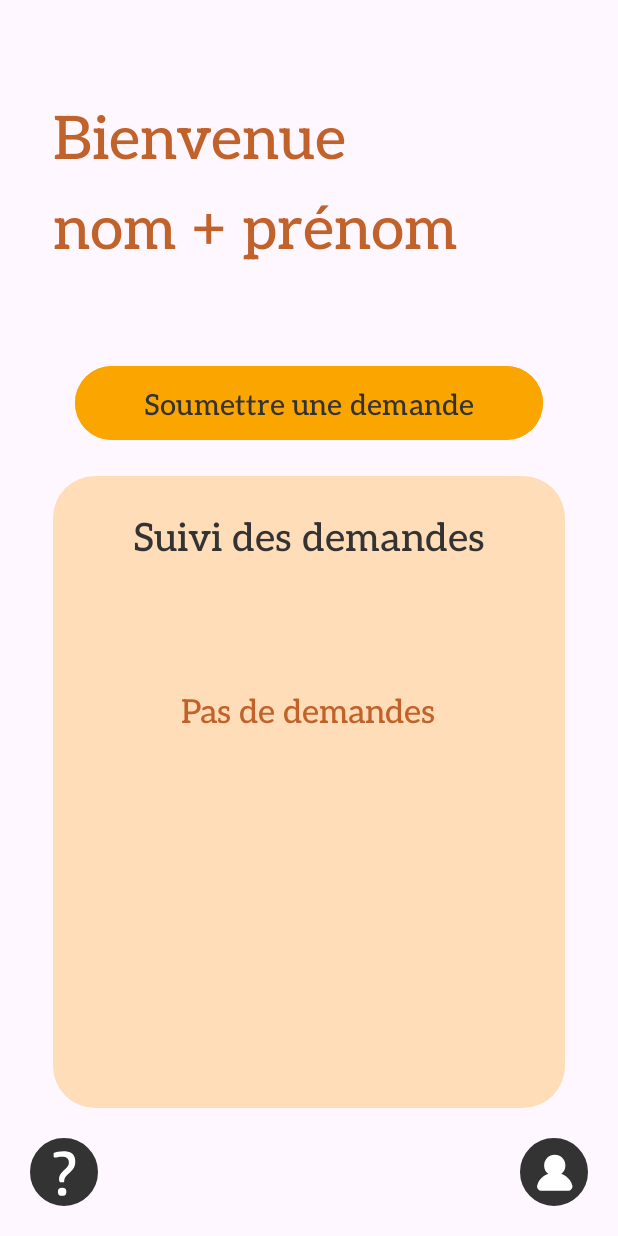
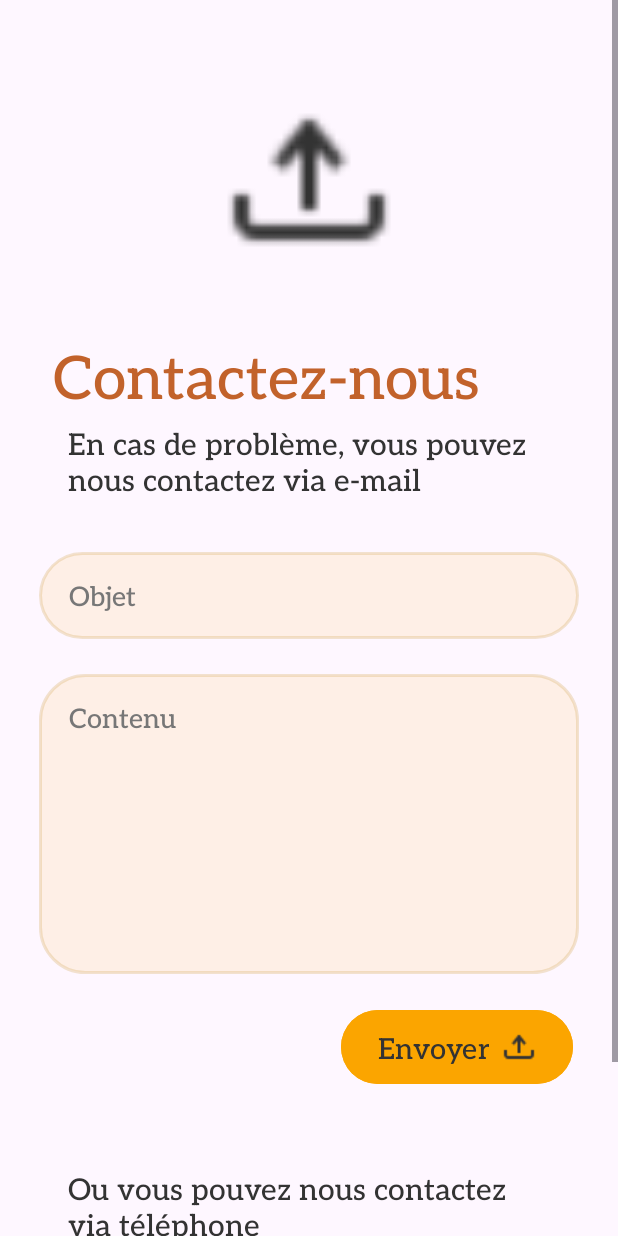
Before and after one commit to MahaBourada/Thiqa-Commercial-Register-Mobile-App, an Android app: the screen it shows after launch (MainActivity before the commit, SupportActivity after it), after a tap on "Client support", on a phone screen of 412 x 824 dp. Run offline under Robolectric (Android 15) with nearby library versions, the phone set to English and light mode, and no system bars.

Commit message:
Support client page done (front and back)

```diff
--- a/app/src/main/java/com/example/miniprojet/MainActivity.java
+++ b/app/src/main/java/com/example/miniprojet/DashboardActivity.java
@@ -6,6 +6,7 @@ import android.content.Intent;
 import android.os.Bundle;
 import android.view.View;
 import android.widget.Button;
+import android.widget.ImageButton;
 import android.widget.ListView;
 import android.widget.TextView;
 import android.widget.Toast;
@@ -15,19 +16,14 @@ import com.example.miniprojet.model.DemandesHandler;
 
 import java.util.List;
 
-public class MainActivity extends AppCompatActivity {
-    String[] entreprises;
-
-    String[] etats = new String[] {
-            "En cours de traitement", "Acceptée", "Refusée"
-    };
-
+public class DashboardActivity extends AppCompatActivity {
     private Button creer_demande;
+    private ImageButton support, faq;
 
     @Override
     protected void onCreate(Bundle savedInstanceState) {
         super.onCreate(savedInstanceState);
-        setContentView(R.layout.activity_main);
+        setContentView(R.layout.activity_dashboard);
 
         DemandesHandler db = new DemandesHandler(this);
         List<Demandes> demandesList = db.getAllDemandes();
@@ -49,13 +45,27 @@ public class MainActivity extends AppCompatActivity {
         creer_demande.setOnClickListener(new View.OnClickListener() {
             @Override
             public void onClick(View view) {
-                Intent myintent = new Intent(MainActivity.this, DemandeActivity.class);
+                Intent myintent = new Intent(DashboardActivity.this, DemandeActivity.class);
+                startActivity(myintent);
+            }
+        });
+
+        support = findViewById(R.id.clientSupportButton);
+        support.setOnClickListener(new View.OnClickListener() {
+            @Override
+            public void onClick(View view) {
+                Intent myintent = new Intent(DashboardActivity.this, SupportActivity.class);
+                startActivity(myintent);
+            }
+        });
+
+        faq = findViewById(R.id.faqButton);
+        faq.setOnClickListener(new View.OnClickListener() {
+            @Override
+            public void onClick(View view) {
+                Intent myintent = new Intent(DashboardActivity.this, FaqActivity.class);
                 startActivity(myintent);
             }
         });
     }
-
-    public void clickMsg (View view) {
-        Toast.makeText(getBaseContext(), "Clicked on client support", Toast.LENGTH_SHORT).show();
-    }
 }
--- a/app/src/main/java/com/example/miniprojet/DemandeActivity.java
+++ b/app/src/main/java/com/example/miniprojet/DemandeActivity.java
@@ -49,7 +49,7 @@ public class DemandeActivity extends AppCompatActivity {
 
             Toast.makeText(getBaseContext(), "Demande enregistrée", Toast.LENGTH_SHORT).show();
 
-            Intent myintent = new Intent(DemandeActivity.this, MainActivity.class);
+            Intent myintent = new Intent(DemandeActivity.this, DashboardActivity.class);
             startActivity(myintent);
         }
     }
--- /dev/null
+++ b/app/src/main/java/com/example/miniprojet/SupportActivity.java
@@ -0,0 +1,63 @@
+package com.example.miniprojet;
+
+import android.content.Intent;
+import android.net.Uri;
+import android.os.Bundle;
+import android.view.View;
+import android.widget.Button;
+import android.widget.EditText;
+import android.widget.ImageButton;
+import android.widget.Toast;
+
+import androidx.appcompat.app.AppCompatActivity;
+
+public class SupportActivity extends AppCompatActivity {
+    EditText objet, contenu;
+    Button send, telephone;
+
+    @Override
+    protected void onCreate(Bundle savedInstanceState) {
+        super.onCreate(savedInstanceState);
+        setContentView(R.layout.activity_support);
+
+        objet = findViewById(R.id.objet);
+        contenu = findViewById(R.id.contenu);
+        send = findViewById(R.id.send_email);
+        telephone = findViewById(R.id.telephone);
+
+        send.setOnClickListener(new View.OnClickListener() {
+            @Override
+            public void onClick (View view) {
+                String emailDestinataire = "ThiqaCommerce@gmail.com";
+                String emailObjet = objet.getText().toString();
+                String emailContenu = contenu.getText().toString();
+
+                if(emailObjet.trim().equals("") || emailContenu.trim().equals("")) {
+                    Toast.makeText(getBaseContext(), "Veuillez compléter les champs manquants", Toast.LENGTH_SHORT).show();
+                }
+                Intent intent = new Intent(Intent.ACTION_SEND);
+
+                intent.putExtra(Intent.EXTRA_EMAIL, new String[]{emailDestinataire});
+                intent.putExtra(Intent.EXTRA_SUBJECT, emailObjet);
+                intent.putExtra(Intent.EXTRA_TEXT, emailContenu);
+
+                intent.setType("message/rfc822");
+
+                startActivity(Intent.createChooser(intent, "Choose an Email Client : "));
+            }
+        });
+
+        telephone.setOnClickListener(new View.OnClickListener() {
+            @Override
+            public void onClick(View v) {
+                String numero = telephone.getText().toString();
+
+                Intent intent = new Intent(Intent.ACTION_DIAL);
+
+                intent.setData(Uri.parse("tel:" + numero));
+
+                startActivity(intent);
+            }
+        });
+    }
+}
--- /dev/null
+++ b/app/src/main/res/drawable/rounded_text_area.xml
@@ -0,0 +1,6 @@
+<?xml version="1.0" encoding="utf-8"?>
+<shape xmlns:android="http://schemas.android.com/apk/res/android">
+    <solid android:color="#19fba500" />
+    <corners android:radius="30dp"/>
+    <stroke android:width="2dp" android:color="#4ed3ac62" />
+</shape>
--- a/app/src/main/res/layout/activity_main.xml
+++ /dev/null
@@ -1,128 +0,0 @@
-<?xml version="1.0" encoding="utf-8"?>
-<LinearLayout
-    xmlns:android="http://schemas.android.com/apk/res/android"
-    xmlns:tools="http://schemas.android.com/tools"
-    xmlns:app="http://schemas.android.com/apk/res-auto"
-    android:layout_width="match_parent"
-    android:layout_height="match_parent"
-    tools:context=".MainActivity"
-    android:orientation="vertical">
-
-    <LinearLayout
-        android:layout_width="match_parent"
-        android:layout_height="0dp"
-        android:layout_weight="1"
-        android:orientation="vertical">
-
-    <TextView
-        android:layout_width="wrap_content"
-        android:layout_height="wrap_content"
-        android:text="Bienvenue"
-        android:textSize="40sp"
-        android:layout_marginTop="60dp"
-        android:layout_marginHorizontal="35dp"
-        android:textColor="@color/orange_secondary"
-        android:fontFamily="@font/aleo"
-    />
-
-    <TextView
-        android:id="@+id/user"
-        android:layout_width="wrap_content"
-        android:layout_height="wrap_content"
-        android:text="nom + prénom"
-        android:textSize="40sp"
-        android:layout_marginBottom="60dp"
-        android:layout_marginHorizontal="35dp"
-        android:textColor="@color/orange_secondary"
-        android:fontFamily="@font/aleo"
-    />
-
-    <Button
-        android:id="@+id/creer"
-        android:layout_width="match_parent"
-        android:layout_height="wrap_content"
-        android:text="Soumettre une demande"
-        android:textSize="19sp"
-        android:layout_marginHorizontal="50dp"
-        android:paddingVertical="10dp"
-        android:backgroundTint="@color/yellow_primary"
-        android:textColor="@color/black"
-        android:fontFamily="@font/aleo"
-    />
-
-    <LinearLayout
-        android:layout_width="match_parent"
-        android:layout_height="match_parent"
-        android:layout_marginHorizontal="35dp"
-        android:layout_marginVertical="20dp"
-        android:background="@drawable/rounded_back1"
-        android:orientation="vertical"
-        android:paddingVertical="20dp">
-
-        <TextView
-            android:layout_width="wrap_content"
-            android:layout_height="wrap_content"
-            android:layout_gravity="center"
-            android:fontFamily="@font/aleo"
-            android:text="Suivi des demandes"
-            android:textColor="@color/black"
-            android:textSize="26sp" />
-
-        <TextView
-            android:id="@+id/empty_list"
-            android:layout_width="wrap_content"
-            android:layout_height="wrap_content"
-            android:layout_gravity="center_horizontal"
-            android:layout_marginTop="80dp"
-            android:fontFamily="@font/aleo"
-            android:text="Pas de demandes"
-            android:textColor="@color/orange_secondary"
-            android:textSize="22sp"
-            android:visibility="gone" />
-
-
-        <ListView
-            android:id="@+id/demande"
-            android:layout_width="match_parent"
-            android:layout_height="wrap_content"
-            android:layout_marginHorizontal="15dp"
-            android:layout_marginVertical="20dp"
-            android:divider="@android:color/transparent"
-            android:dividerHeight="15sp"/>
-    </LinearLayout>
-    </LinearLayout>
-
-    <LinearLayout
-        android:layout_width="match_parent"
-        android:layout_height="wrap_content"
-        android:orientation="horizontal"
-        android:layout_marginBottom="20dp"
-        android:layout_gravity="bottom">
-
-        <ImageButton
-            android:id="@+id/faqButton"
-            android:layout_width="wrap_content"
-            android:layout_height="wrap_content"
-            android:src="@drawable/faq"
-            android:contentDescription="FAQ"
-            android:background="@android:color/transparent"
-            android:layout_marginStart="20dp"
-            android:onClick="clickMsg"/>
-
-        <Space
-            android:layout_width="0dp"
-            android:layout_height="0dp"
-            android:layout_weight="1"/>
-
-        <ImageButton
-            android:id="@+id/clientSupportButton"
-            android:layout_width="wrap_content"
-            android:layout_height="wrap_content"
-            android:src="@drawable/client_support"
-            android:contentDescription="Client support"
-            android:background="@android:color/transparent"
-            android:layout_marginEnd="20dp"
-            android:onClick="clickMsg"/>
-    </LinearLayout>
-
-</LinearLayout>
--- /dev/null
+++ b/app/src/main/res/layout/activity_support.xml
@@ -0,0 +1,119 @@
+<?xml version="1.0" encoding="utf-8"?>
+<ScrollView
+    xmlns:android="http://schemas.android.com/apk/res/android"
+    android:layout_width="match_parent"
+    android:layout_height="match_parent">
+<LinearLayout
+    xmlns:android="http://schemas.android.com/apk/res/android"
+    xmlns:tools="http://schemas.android.com/tools"
+    xmlns:app="http://schemas.android.com/apk/res-auto"
+    android:layout_width="match_parent"
+    android:layout_height="match_parent"
+    tools:context=".DashboardActivity"
+    android:orientation="vertical">
+        <ImageView
+            android:layout_width="120dp"
+            android:layout_height="120dp"
+            android:src="@drawable/upload"
+            android:layout_gravity="center"
+            android:layout_marginTop="60dp"
+            />
+
+        <TextView
+            android:layout_width="wrap_content"
+            android:layout_height="wrap_content"
+            android:text="Contactez-nous"
+            android:textSize="40sp"
+            android:layout_marginTop="40dp"
+            android:layout_marginHorizontal="35dp"
+            android:textColor="@color/orange_secondary"
+            android:fontFamily="@font/aleo"
+            />
+
+        <TextView
+            android:layout_width="wrap_content"
+            android:layout_height="wrap_content"
+            android:text="En cas de problème, vous pouvez nous contactez via e-mail"
+            android:textSize="20sp"
+            android:layout_marginBottom="10dp"
+            android:layout_marginHorizontal="45dp"
+            android:textColor="@color/black"
+            android:fontFamily="@font/aleo"
+            />
+
+    <EditText
+        android:id="@+id/objet"
+        android:layout_width="match_parent"
+        android:layout_height="wrap_content"
+        android:hint="Objet"
+        android:textColorHint="#777"
+        android:background="@drawable/rounded_input"
+        android:paddingHorizontal="20dp"
+        android:paddingVertical="15dp"
+        android:layout_marginTop="23dp"
+        android:layout_marginHorizontal="26dp"
+        android:fontFamily="@font/aleo"
+        />
+
+    <EditText
+        android:id="@+id/contenu"
+        android:layout_width="match_parent"
+        android:layout_height="200dp"
+        android:hint="Contenu"
+        android:textColorHint="#777"
+        android:background="@drawable/rounded_text_area"
+        android:paddingHorizontal="20dp"
+        android:paddingVertical="15dp"
+        android:layout_marginTop="23dp"
+        android:layout_marginHorizontal="26dp"
+        android:gravity="start"
+        android:fontFamily="@font/aleo"
+        />
+
+    <Button
+        android:id="@+id/send_email"
+        android:layout_width="wrap_content"
+        android:layout_height="wrap_content"
+        android:text="Envoyer"
+        android:textSize="19sp"
+        android:drawableRight="@drawable/upload"
+        android:layout_marginTop="20dp"
+        android:layout_marginBottom="10dp"
+        android:layout_marginHorizontal="30dp"
+        android:paddingVertical="10dp"
+        android:backgroundTint="@color/yellow_primary"
+        android:layout_gravity="end"
+        android:textColor="@color/black"
+        android:fontFamily="@font/aleo"
+        />
+
+    <TextView
+        android:layout_width="wrap_content"
+        android:layout_height="wrap_content"
+        android:text="Ou vous pouvez nous contactez via téléphone"
+        android:textSize="20sp"
+        android:layout_marginTop="40dp"
+        android:layout_marginHorizontal="45dp"
+        android:textColor="@color/black"
+        android:fontFamily="@font/aleo"
+        />
+
+        <Button
+            android:id="@+id/telephone"
+            android:layout_width="wrap_content"
+            android:layout_height="wrap_content"
+            android:text="012345678"
+            android:textSize="19sp"
+            android:drawableLeft="@drawable/upload"
+            android:layout_marginTop="20dp"
+            android:layout_marginBottom="50dp"
+            android:layout_marginHorizontal="50dp"
+            android:paddingVertical="10dp"
+            android:backgroundTint="@color/yellow_primary"
+            android:layout_gravity="center"
+            android:textColor="@color/black"
+            android:fontFamily="@font/aleo"
+            />
+
+</LinearLayout>
+</ScrollView>
```
Also changed, not shown: app/src/main/AndroidManifest.xml (+8 -1 lines), app/src/main/java/com/example/miniprojet/FaqActivity.java (added, +14 -0 lines), app/src/main/res/layout/activity_dashboard.xml (added, +126 -0 lines), app/src/main/res/layout/activity_faq.xml (added, +27 -0 lines).
